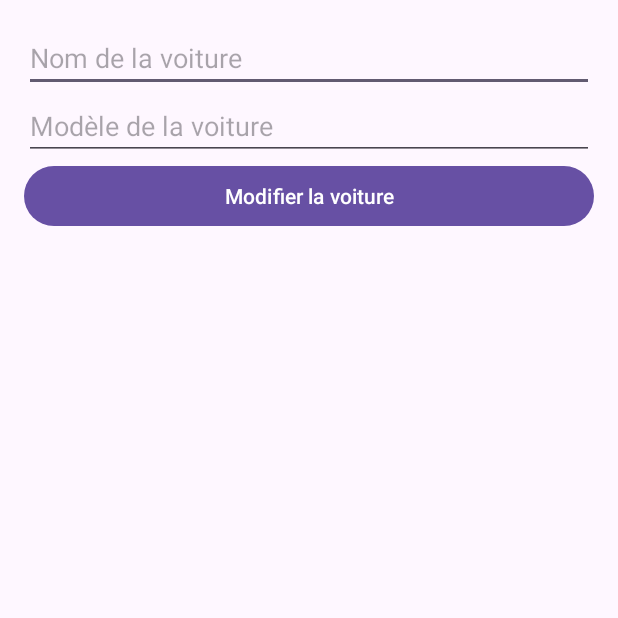
After one commit to ahmedbalti/Mobi-Team, an Android app: the ModifierVoitureActivity screen opened directly, with no data from a screen before it, on a phone screen of 412 x 824 dp, the top half of it. The commit adds this screen. Run offline under Robolectric (Android 15) with nearby library versions, the light colour scheme and no system bars.

Commit message:
Adding projet mobile

```diff
--- a/app/build.gradle.kts
+++ b/app/build.gradle.kts
@@ -43,6 +43,8 @@ dependencies {
     implementation ("androidx.room:room-runtime:2.4.0")
     annotationProcessor ("androidx.room:room-compiler:2.4.0")
     implementation ("androidx.sqlite:sqlite:2.1.0")
+    implementation ("androidx.recyclerview:recyclerview:1.2.1")
+
 
 
 }
--- a/app/src/main/java/com/esprit/rentacar/AjoutVoitureActivity.java
+++ b/app/src/main/java/com/esprit/rentacar/AjoutVoitureActivity.java
@@ -2,7 +2,8 @@ package com.esprit.rentacar;
 
 import androidx.appcompat.app.AppCompatActivity;
 
-import android.os.AsyncTask;
+
+import android.content.Intent;
 import android.os.Bundle;
 import android.text.TextUtils;
 import android.view.View;
@@ -56,6 +57,9 @@ public class AjoutVoitureActivity extends AppCompatActivity {
             editTextModele.setText("");
 
             Toast.makeText(this, "Voiture ajoutée avec succès", Toast.LENGTH_SHORT).show();
+            // Rediriger vers ListeReservationsActivity
+            startActivity(new Intent(AjoutVoitureActivity.this, ListeVoituresActivity.class));
+            finish(); // Optionnel: fermer l'activité actuelle si nécessaire
         } else {
             Toast.makeText(this, "Veuillez remplir tous les champs", Toast.LENGTH_SHORT).show();
         }
--- a/app/src/main/java/com/esprit/rentacar/Categorie.java
+++ b/app/src/main/java/com/esprit/rentacar/Categorie.java
@@ -33,7 +33,6 @@ public class Categorie extends AppCompatActivity {
             public void onClick(View view) { afficher(0);
             }
         });
-
 
         AjouterVoiture.setOnClickListener(new View.OnClickListener() {
             @Override
--- a/app/src/main/java/com/esprit/rentacar/Model/Voiture.java
+++ b/app/src/main/java/com/esprit/rentacar/Model/Voiture.java
@@ -1,6 +1,6 @@
 package com.esprit.rentacar.Model;
 
-// Dans le package model ou entity
+
 
 public class Voiture {
 
--- /dev/null
+++ b/app/src/main/java/com/esprit/rentacar/ModifierVoitureActivity.java
@@ -0,0 +1,76 @@
+// Dans ModifierVoitureActivity.java
+package com.esprit.rentacar;
+
+import android.content.Intent;
+import android.os.Bundle;
+import android.text.TextUtils;
+import android.view.View;
+import android.widget.Button;
+import android.widget.EditText;
+import android.widget.Toast;
+
+import androidx.appcompat.app.AppCompatActivity;
+
+import com.esprit.rentacar.Database.DBHelper;
+import com.esprit.rentacar.Model.Voiture;
+
+public class ModifierVoitureActivity extends AppCompatActivity {
+
+
+
+
+        private EditText editTextNom;
+        private EditText editTextModele;
+        private Button buttonModifier;
+
+        private DBHelper dbHelper;
+        private int voitureId;
+
+        @Override
+        protected void onCreate(Bundle savedInstanceState) {
+            super.onCreate(savedInstanceState);
+            setContentView(R.layout.activity_modifier_voiture);
+
+            dbHelper = new DBHelper(this);
+
+            editTextNom = findViewById(R.id.editTextNom);
+            editTextModele = findViewById(R.id.editTextModele);
+            buttonModifier = findViewById(R.id.buttonModifier);
+
+            // Récupérez les données passées depuis l'intent
+            Intent intent = getIntent();
+            voitureId = intent.getIntExtra("id", 0);
+            String nom = intent.getStringExtra("nom");
+            String modele = intent.getStringExtra("modele");
+
+            // Pré-remplissez les champs avec les données existantes
+            editTextNom.setText(nom);
+            editTextModele.setText(modele);
+
+            buttonModifier.setOnClickListener(new View.OnClickListener() {
+                @Override
+                public void onClick(View v) {
+                    modifierVoiture();
+                }
+            });
+        }
+
+        private void modifierVoiture() {
+            String nom = editTextNom.getText().toString().trim();
+            String modele = editTextModele.getText().toString().trim();
+
+            if (!TextUtils.isEmpty(nom) && !TextUtils.isEmpty(modele)) {
+                Voiture voitureModifiee = new Voiture();
+                voitureModifiee.setId(voitureId);
+                voitureModifiee.setNom(nom);
+                voitureModifiee.setModele(modele);
+
+                dbHelper.modifierVoiture(voitureModifiee);
+
+                Toast.makeText(this, "Voiture modifiée avec succès", Toast.LENGTH_SHORT).show();
+                finish(); // Fermez l'activité après la modification
+            } else {
+                Toast.makeText(this, "Veuillez remplir tous les champs", Toast.LENGTH_SHORT).show();
+            }
+        }
+    }
--- /dev/null
+++ b/app/src/main/res/layout/activity_modifier_voiture.xml
@@ -0,0 +1,33 @@
+<?xml version="1.0" encoding="utf-8"?>
+<LinearLayout xmlns:android="http://schemas.android.com/apk/res/android"
+    xmlns:app="http://schemas.android.com/apk/res-auto"
+    xmlns:tools="http://schemas.android.com/tools"
+    android:layout_width="match_parent"
+    android:layout_height="match_parent"
+    android:orientation="vertical"
+    android:padding="16dp"
+    tools:context=".ModifierVoitureActivity">
+
+    <!-- Ajoutez des champs pour les détails de la voiture (nom, modèle, etc.) -->
+    <EditText
+        android:id="@+id/editTextNom"
+        android:layout_width="match_parent"
+        android:layout_height="wrap_content"
+        android:hint="Nom de la voiture"
+        android:inputType="text" />
+
+    <EditText
+        android:id="@+id/editTextModele"
+        android:layout_width="match_parent"
+        android:layout_height="wrap_content"
+        android:hint="Modèle de la voiture"
+        android:inputType="text" />
+
+    <!-- Ajoutez un bouton pour modifier la voiture -->
+    <Button
+        android:id="@+id/buttonModifier"
+        android:layout_width="match_parent"
+        android:layout_height="wrap_content"
+        android:text="Modifier la voiture" />
+
+</LinearLayout>
```
Also changed, not shown: app/src/main/AndroidManifest.xml (+9 -3 lines), app/src/main/java/com/esprit/rentacar/Database/DBHelper.java (+53 -0 lines), app/src/main/java/com/esprit/rentacar/ListeVoituresActivity.java (added, +91 -0 lines), app/src/main/java/com/esprit/rentacar/VoitureAdapter.java (added, +51 -0 lines), app/src/main/res/layout/activity_liste_voitures.xml (added, +16 -0 lines), app/src/main/res/layout/item_voiture.xml (added, +21 -0 lines), app/src/main/res/layout/list_item_voiture.xml (added, +31 -0 lines).
